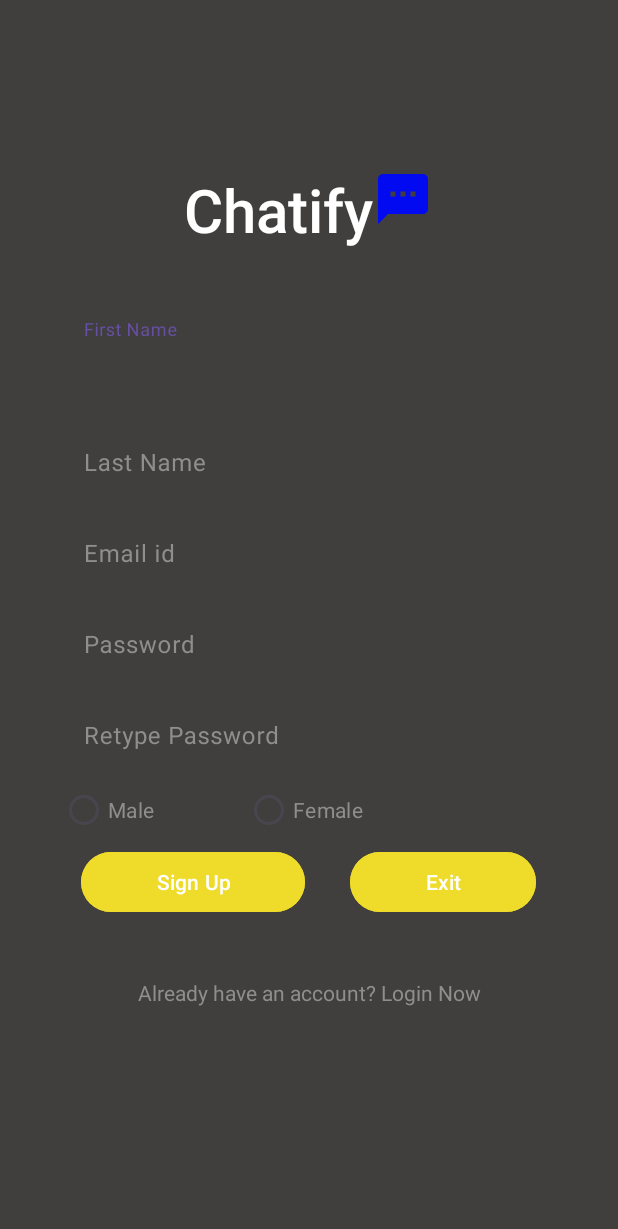
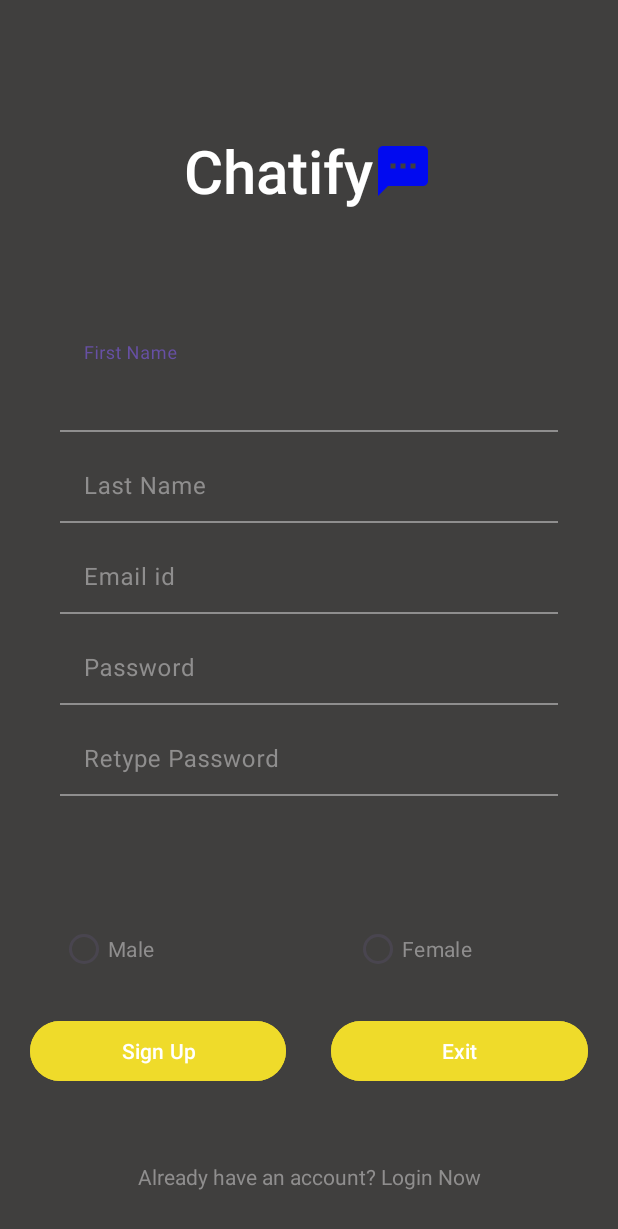
Before and after one commit to RohmaAr/android-assignment-1, an Android app: the screen it shows after launch (MainActivity), on a phone screen of 412 x 824 dp. Shown: the top 1229 px of the screen. Run offline under Robolectric (Android 15) with nearby library versions, the phone set to English and light mode, and no system bars.

```diff
--- a/app/src/main/AndroidManifest.xml
+++ b/app/src/main/AndroidManifest.xml
@@ -21,6 +21,8 @@
                 <category android:name="android.intent.category.LAUNCHER" />
             </intent-filter>
         </activity>
+        <activity android:name=".ThreeTabs"
+            android:exported="false"/>
     </application>
 
 </manifest>
--- a/app/src/main/java/com/example/assignment1/MainActivity.java
+++ b/app/src/main/java/com/example/assignment1/MainActivity.java
@@ -1,6 +1,11 @@
 package com.example.assignment1;
 
+import android.annotation.SuppressLint;
+import android.content.Intent;
 import android.os.Bundle;
+import android.view.View;
+import android.widget.Button;
+import android.widget.Toast;
 
 import androidx.activity.EdgeToEdge;
 import androidx.appcompat.app.AppCompatActivity;
@@ -10,15 +15,28 @@ import androidx.core.view.WindowInsetsCompat;
 
 public class MainActivity extends AppCompatActivity {
 
+    Button btExit,btSignUp;
+    @SuppressLint("MissingInflatedId")
     @Override
     protected void onCreate(Bundle savedInstanceState) {
         super.onCreate(savedInstanceState);
-        EdgeToEdge.enable(this);
         setContentView(R.layout.activity_main);
-        ViewCompat.setOnApplyWindowInsetsListener(findViewById(R.id.main), (v, insets) -> {
-            Insets systemBars = insets.getInsets(WindowInsetsCompat.Type.systemBars());
-            v.setPadding(systemBars.left, systemBars.top, systemBars.right, systemBars.bottom);
-            return insets;
+       btExit=findViewById(R.id.btExit);
+       btSignUp=findViewById(R.id.btSignUp);
+       btSignUp.setOnClickListener(new View.OnClickListener() {
+           @Override
+           public void onClick(View v) {
+             Intent intent=new Intent(MainActivity.this, ThreeTabs.class);
+             startActivity(intent);
+             finish();
+           }
+       });
+        btExit.setOnClickListener(new View.OnClickListener() {
+            @Override
+            public void onClick(View v) {
+                finish();
+                System.exit(0);
+            }
         });
     }
 }
--- a/app/src/main/res/drawable/edittext_bottom.xml
+++ b/app/src/main/res/drawable/edittext_bottom.xml
@@ -7,8 +7,8 @@
     android:top="-2dp">
     <shape android:shape="rectangle" >
         <stroke
-            android:width="0.5dp"
-            android:color="@color/darkgrey" />
+            android:width="1dp"
+            android:color="@color/lightgrey" />
     </shape>
 </item>
 
--- /dev/null
+++ b/app/src/main/res/drawable/person.xml
@@ -0,0 +1,5 @@
+<vector xmlns:android="http://schemas.android.com/apk/res/android" android:height="24dp" android:tint="#FFFFFF" android:viewportHeight="24" android:viewportWidth="24" android:width="24dp">
+
+    <path android:fillColor="@android:color/white" android:pathData="M12,2C6.48,2 2,6.48 2,12s4.48,10 10,10s10,-4.48 10,-10S17.52,2 12,2zM12,6c1.93,0 3.5,1.57 3.5,3.5S13.93,13 12,13s-3.5,-1.57 -3.5,-3.5S10.07,6 12,6zM12,20c-2.03,0 -4.43,-0.82 -6.14,-2.88C7.55,15.8 9.68,15 12,15s4.45,0.8 6.14,2.12C16.43,19.18 14.03,20 12,20z"/>
+
+</vector>
--- a/app/src/main/res/layout/activity_main.xml
+++ b/app/src/main/res/layout/activity_main.xml
@@ -12,7 +12,8 @@
 
     <LinearLayout
         android:layout_width="wrap_content"
-        android:layout_height="100dp"
+        android:layout_height="0dp"
+        android:layout_weight="3"
         android:orientation="horizontal"
         >
         <TextView
@@ -21,8 +22,10 @@
             android:text="@string/chatify"
             android:textColor="@color/white"
             android:textSize="40sp"
+            android:layout_gravity="center_vertical"
             android:fontFamily="sans-serif-medium"/>
         <ImageView
+            android:layout_gravity="center_vertical"
             android:layout_width="40dp"
             android:layout_height="40dp"
             android:src="@drawable/texticon"
@@ -32,8 +35,9 @@
         android:layout_marginHorizontal="40dp"
         android:layout_width="match_parent"
         android:orientation="vertical"
-        android:layout_height="wrap_content">
-        <com.google.android.material.textfield.TextInputLayout
+        android:layout_height="0dp"
+        android:layout_weight="5">
+    <com.google.android.material.textfield.TextInputLayout
             android:layout_width="match_parent"
             android:layout_height="wrap_content"
             android:textColorHint="@color/lightgrey"
@@ -123,7 +127,8 @@
             <RadioButton
                 android:textColor="@color/lightgrey"
                 android:id="@+id/rbMale"
-                android:layout_width="wrap_content"
+                android:layout_width="0dp"
+                android:layout_weight="1"
                 android:layout_height="wrap_content"
                 android:text="@string/male"/>
 
@@ -131,7 +136,8 @@
                 android:layout_marginStart="60dp"
                 android:textColor="@color/lightgrey"
                 android:id="@+id/rbFemale"
-                android:layout_width="wrap_content"
+                android:layout_width="0dp"
+                android:layout_weight="1"
                 android:layout_height="wrap_content"
                 android:text="@string/female"/>
 
@@ -142,20 +148,23 @@
         android:layout_width="match_parent"
         android:orientation="horizontal"
         android:gravity="center"
+        android:padding="20dp"
         android:layout_height="wrap_content">
         <Button
-            android:layout_width="wrap_content"
+            android:layout_width="0dp"
+            android:layout_weight="1"
             android:layout_height="wrap_content"
             android:text="@string/sign_up"
+            android:id="@+id/btSignUp"
             android:backgroundTint="@color/yellow"
-            android:layout_marginEnd="30dp"
-            android:paddingHorizontal="50dp"/>
+            android:layout_marginEnd="30dp"/>
         <Button
-            android:layout_width="wrap_content"
+            android:id="@+id/btExit"
+            android:layout_width="0dp"
+            android:layout_weight="1"
             android:layout_height="wrap_content"
             android:text="@string/exit"
-            android:backgroundTint="@color/yellow"
-            android:paddingHorizontal="50dp"/>
+            android:backgroundTint="@color/yellow"/>
 
     </LinearLayout>
     <TextView
@@ -164,6 +173,6 @@
         android:layout_height="wrap_content"
         android:autoLink="web"
         android:textColor="@color/lightgrey"
-        android:layout_marginVertical="40dp"
+        android:layout_marginVertical="30dp"
         android:text="@string/already_have_an_account_login_now"/>
 </LinearLayout>
--- a/app/src/main/res/values/colors.xml
+++ b/app/src/main/res/values/colors.xml
@@ -5,4 +5,5 @@
     <color name="darkgrey">#403F3E</color>
     <color name="lightgrey">#8F8E8E</color>
     <color name="yellow">#EFDB2A</color>
+    <color name="teal">#009688</color>
 </resources>
```
Also changed, not shown: app/src/main/java/com/example/assignment1/ThreeTabs.java (added, +45 -0 lines), app/src/main/java/com/example/assignment1/pageone.java (added, +64 -0 lines), app/src/main/java/com/example/assignment1/pagetwo.java (added, +64 -0 lines), app/src/main/res/layout/fragment_pageone.xml (added, +22 -0 lines), app/src/main/res/layout/fragment_pagetwo.xml (added, +23 -0 lines), app/src/main/res/layout/profile.xml (added, +7 -0 lines), app/src/main/res/layout/threetabs.xml (added, +116 -0 lines), app/src/main/res/values/strings.xml (+8 -0 lines), app/src/main/res/drawable/backicon.png (added), app/src/main/res/drawable/callicon.png (added), app/src/main/res/drawable/hearticon.png (added).
